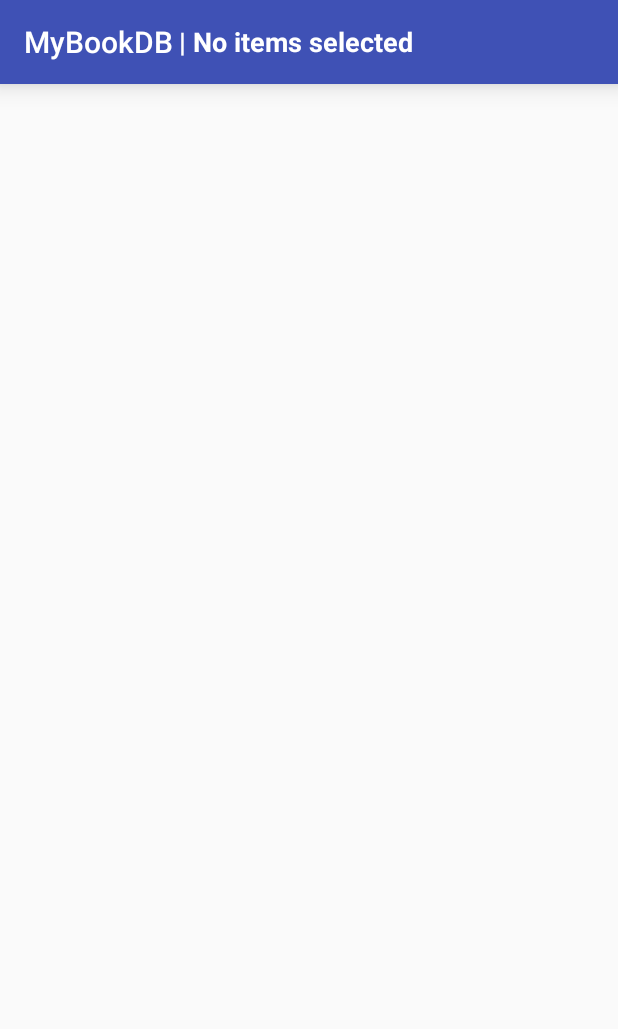
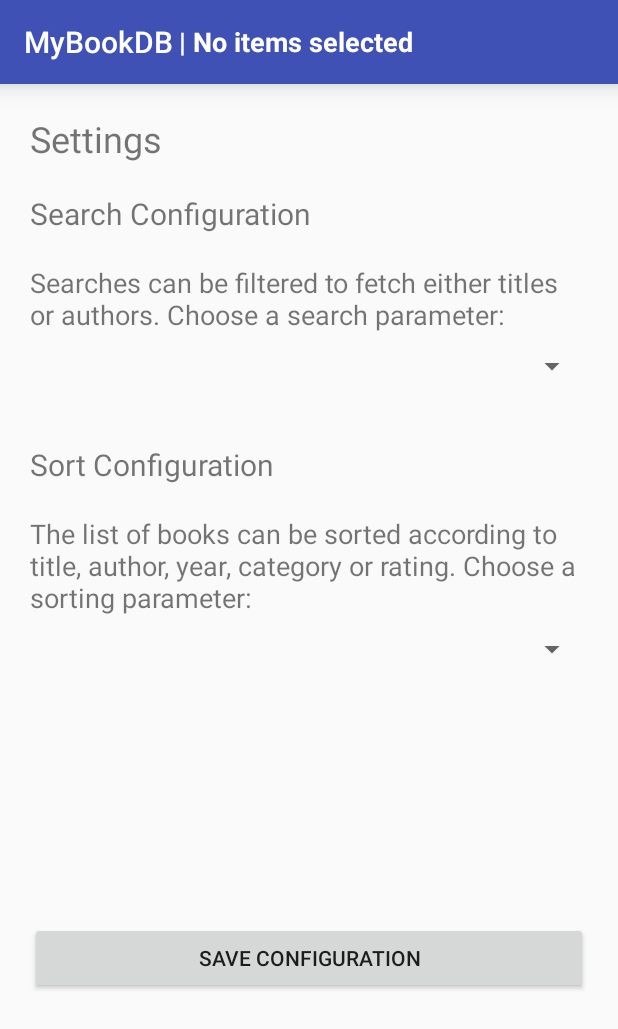
Before and after one commit to MNXANL/OpenBook, an Android app: the layout activity_settings.xml on its own in the app's theme, with its tools: preview values and no code run, on a phone screen of 412 x 824 dp. Shown: the top 1029 px of the screen. Run offline under Robolectric (Android 15) with nearby library versions, the phone set to English and light mode, and no system bars.

Commit message:
pre-overwrite

```diff
--- a/app/src/main/java/com/example/pr_idi/mydatabaseexample/BookData.java
+++ b/app/src/main/java/com/example/pr_idi/mydatabaseexample/BookData.java
@@ -143,7 +143,7 @@ public class BookData {
         book.setId(cursor.getLong(0));
         book.setTitle(cursor.getString(1));
         book.setAuthor(cursor.getString(2));
-        book.setYear( cursor.getInt(3) );
+        book.setYear(cursor.getInt(3));
         book.setPublisher(cursor.getString(4));
         book.setCategory(cursor.getString(5));
         book.setPersonal_evaluation(cursor.getString(6));
--- a/app/src/main/res/layout/activity_settings.xml
+++ b/app/src/main/res/layout/activity_settings.xml
@@ -1,15 +1,102 @@
-<?xml version="1.0" encoding="utf-8"?>
-<LinearLayout xmlns:android="http://schemas.android.com/apk/res/android"
-    android:id="@+id/content_frame"
-    android:orientation="vertical" android:layout_width="match_parent"
+<ScrollView
+    xmlns:tools="http://schemas.android.com/tools"
+    xmlns:android="http://schemas.android.com/apk/res/android"
+    android:layout_width="match_parent"
+    android:fitsSystemWindows="true"
     android:layout_height="match_parent">
-    <include layout="@layout/toolbar"
+
+    <LinearLayout
         android:layout_width="match_parent"
-        android:layout_height="wrap_content" />
+        android:fitsSystemWindows="true"
+        android:layout_height="match_parent"
+        android:orientation="vertical"
+        tools:context="com.example.pr_idi.mydatabaseexample.AboutActivity">
 
+        <include layout="@layout/toolbar"
+            android:layout_width="match_parent"
+            android:layout_height="wrap_content" />
 
-    <ListView
-        android:id="@android:id/list"
-        android:layout_width="match_parent"
-        android:layout_height="wrap_content" />
-</LinearLayout>
+        <TextView
+            android:text="@string/settings"
+            android:layout_width="wrap_content"
+            android:layout_height="wrap_content"
+            android:textSize="24sp"
+            android:layout_marginLeft="20dp"
+            android:layout_marginRight="20dp"
+            android:layout_marginTop="20dp" />
+
+        <TextView
+            android:layout_width="match_parent"
+            android:layout_height="wrap_content"
+            android:textSize="20sp"
+            android:layout_marginLeft="20dp"
+            android:layout_marginRight="20dp"
+            android:layout_marginTop="20dp"
+            android:layout_gravity="center_vertical|right"
+            android:text="@string/searchsettings"/>
+
+        <TextView
+            android:layout_width="match_parent"
+            android:layout_height="wrap_content"
+            android:textSize="18sp"
+            android:layout_marginLeft="20dp"
+            android:layout_marginRight="20dp"
+            android:layout_marginTop="20dp"
+            android:layout_gravity="center_vertical|right"
+            android:text="@string/searchexplain"/>
+        <Spinner
+            android:id="@+id/spinner_search"
+            android:layout_width="match_parent"
+            android:layout_height="wrap_content"
+            android:layout_alignParentRight="true"
+            android:layout_marginLeft="20dp"
+            android:layout_marginRight="20dp"
+            android:layout_marginBottom="20dp"
+            android:layout_marginTop="10dp"
+            />
+
+        <TextView
+            android:layout_width="match_parent"
+            android:layout_height="wrap_content"
+            android:textSize="20sp"
+            android:layout_marginLeft="20dp"
+            android:layout_marginRight="20dp"
+            android:layout_marginTop="20dp"
+            android:layout_gravity="center_vertical|right"
+            android:text="@string/sortsettings"/>
+
+        <TextView
+            android:layout_width="match_parent"
+            android:layout_height="wrap_content"
+            android:textSize="18sp"
+            android:layout_marginLeft="20dp"
+            android:layout_marginRight="20dp"
+            android:layout_marginTop="20dp"
+            android:layout_gravity="center_vertical|right"
+            android:text="@string/sortexplain"/>
+        <Spinner
+            android:id="@+id/spinner_sort"
+            android:layout_width="match_parent"
+            android:layout_height="wrap_content"
+            android:layout_alignParentRight="true"
+            android:layout_marginLeft="20dp"
+            android:layout_marginRight="20dp"
+            android:layout_marginBottom="20dp"
+            android:layout_marginTop="10dp"
+            />
+        <Button
+            android:text="Save configuration"
+            android:layout_alignParentLeft="false"
+            android:layout_centerInParent="true"
+            android:paddingLeft="@dimen/activity_horizontal_margin"
+            android:paddingRight="@dimen/activity_horizontal_margin"
+            android:layout_marginTop="150dp"
+            android:layout_marginLeft="20dp"
+            android:layout_marginRight="20dp"
+            android:layout_width="match_parent"
+            android:layout_height="wrap_content"
+            android:layout_gravity="center"
+            android:id="@+id/ConfigurationButton"
+            android:onClick="onClick"/>
+    </LinearLayout>
+</ScrollView>
--- a/app/src/main/res/values/strings.xml
+++ b/app/src/main/res/values/strings.xml
@@ -84,6 +84,10 @@
     <string name="any">Year</string>
     <string name="aboutFrag">AboutActivity</string>
     <string name="NoEmptyField">No empty fields are allowed.</string>
+    <string name="searchsettings">Search Configuration</string>
+    <string name="searchexplain">Searches can be filtered to fetch either titles or authors. Choose a search parameter:</string>
+    <string name="sortsettings">Sort Configuration</string>
+    <string name="sortexplain">The list of books can be sorted according to title, author, year, category or rating. Choose a sorting parameter:</string>
 
     <string-array name="searchOptions">
         <item>Find by Title</item>
--- a/app/src/main/res/values/styles.xml
+++ b/app/src/main/res/values/styles.xml
@@ -7,7 +7,7 @@
         <item name="colorPrimaryDark">@color/colorPrimary</item>
         <item name="colorAccent">@color/colorAccent</item>
         <item name="windowActionBarOverlay">false</item>
-        <item name="android:statusBarColor">@color/colorPrimaryDark</item>
+        <item name="android:statusBarColor">#1565C0</item> <!-- 700 is #1976D2 -->
         <item name="android:windowTranslucentStatus">false</item>
 
     </style>
```
Also changed, not shown: app/src/main/AndroidManifest.xml (+2 -6 lines), app/src/main/java/com/example/pr_idi/mydatabaseexample/MainActivity.java (+19 -9 lines), app/src/main/java/com/example/pr_idi/mydatabaseexample/Settings.java (deleted, +0 -32 lines), app/src/main/java/com/example/pr_idi/mydatabaseexample/SettingsActivity.java (added, +130 -0 lines).
